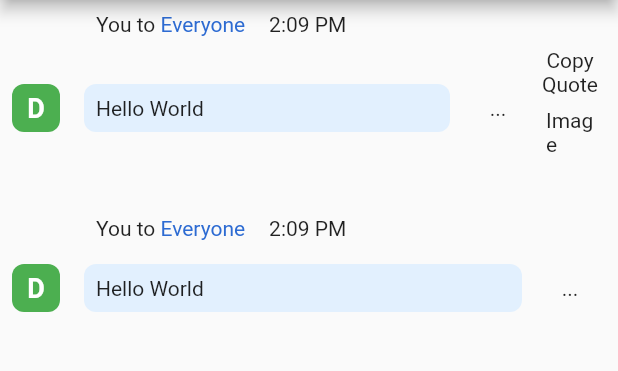
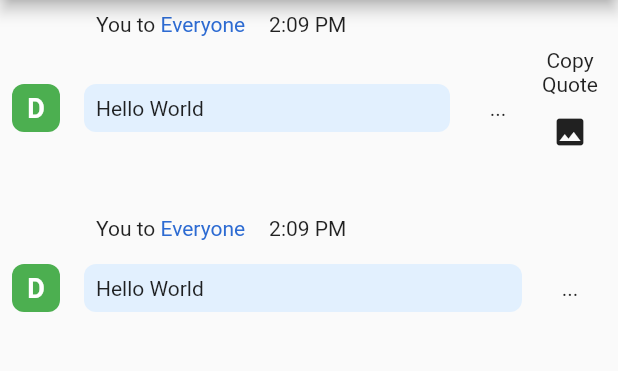
Before and after one commit to campcoxconsultants/sooner_layout_class, a Flutter app: the screen it shows after launch, after a tap on "...", on a phone screen of 412 x 824 dp, the part 84-455 px from its top. Run offline on Flutter 3.47's test engine with Material 2 defaults, Android fonts, the phone set to English and light mode, and no system bars; our stand-ins replace file_picker.

Commit message:
corrected some styling

```diff
--- a/lib/chat_widget.dart
+++ b/lib/chat_widget.dart
@@ -24,6 +24,8 @@ class _SingleChatState extends State<SingleChat> {
   bool actionsExpanded = false;
   bool imageSelected = false;
   late File image;
+
+  // Handler for selecting images
   Future getImage() async {
     FilePickerResult? result = await FilePicker.platform.pickFiles(
       type: FileType.custom,
@@ -37,8 +39,17 @@ class _SingleChatState extends State<SingleChat> {
         imageSelected = !imageSelected;
       });
     } else {
-      // User canceled the picker
+      setState(() {
+        imageSelected = !imageSelected;
+      });
     }
+  }
+
+  removeImage() {
+    setState(() {
+      imageSelected = false;
+      actionsExpanded = false;
+    });
   }
 
   @override
@@ -93,12 +104,25 @@ class _SingleChatState extends State<SingleChat> {
                   crossAxisAlignment: CrossAxisAlignment.start,
                   children: [
                     Text(widget.chat.text),
+                    if (imageSelected) const SizedBox(height: 10),
                     if (imageSelected)
-                      Image.file(
-                        image,
-                        height: 200,
-                        width: 250,
-                      ),
+                      Container(
+                        padding: const EdgeInsets.all(0),
+                        child: Row(
+                          crossAxisAlignment: CrossAxisAlignment.start,
+                          children: [
+                            Image.file(
+                              image,
+                              height: 200,
+                              width: 250,
+                            ),
+                            IconButton(
+                              onPressed: removeImage,
+                              icon: const Icon(Icons.close),
+                            )
+                          ],
+                        ),
+                      )
                   ],
                 ),
               ),
@@ -119,7 +143,7 @@ class _SingleChatState extends State<SingleChat> {
                 const Text('Quote'),
                 IconButton(
                   onPressed: getImage,
-                  icon: const Text('Image'),
+                  icon: const Icon(Icons.image),
                 )
               ]),
           ],
```
